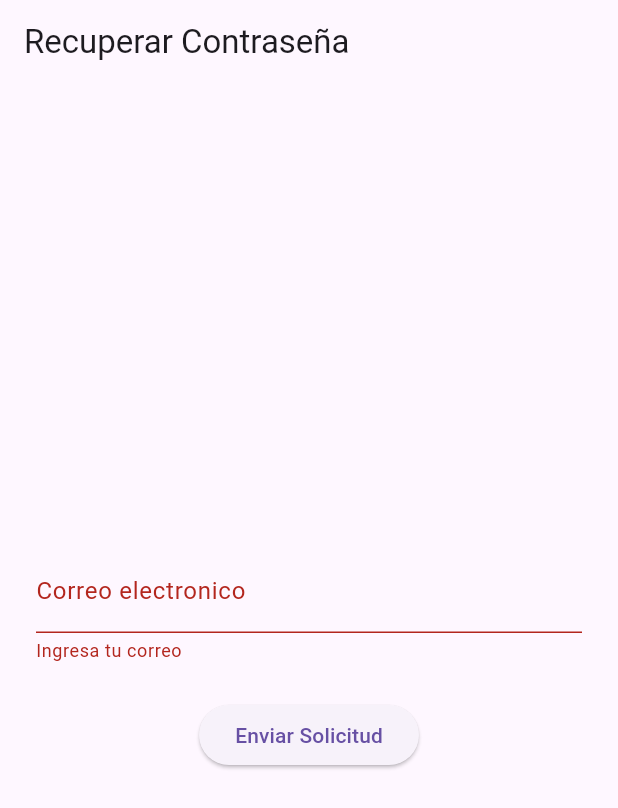
After one commit to ihc-team/Project2-IHC, a Flutter app: the ResetPasswordScreen screen opened by its route, after a tap on "Enviar Solicitud", on a phone screen of 412 x 824 dp. The commit adds this screen. Shown: the top 808 px of the screen. Run offline on Flutter 3.47's test engine with Material 3 defaults, Android fonts, the phone set to English and light mode, and no system bars; our stand-ins replace flutter_dotenv, go_router, supabase_flutter; accounts and stored records are empty.

Commit message:
Ahora el usuario ya puede solicitar recuperar contraseña

```diff
--- a/lib/router/app_router.dart
+++ b/lib/router/app_router.dart
@@ -5,6 +5,8 @@ import '../screens/login_screen.dart';
 import '../screens/register_screen.dart';
 import '../screens/movements_screen.dart';
 import '../screens/change_password_screen.dart';
+import '../screens/reset_password_screen.dart';
+
 
 
 final appRouter = GoRouter(
@@ -22,7 +24,8 @@ final appRouter = GoRouter(
     // Comprueba si el usuario intenta ir a una ruta publica
     final isGoingPublicAuth = state.matchedLocation == '/' ||
       state.matchedLocation == '/login' ||
-      state.matchedLocation == '/register';
+      state.matchedLocation == '/register' ||
+      state.matchedLocation == '/reset-password';
 
     // Si intenta ir a ruta privada sin iniciar sesion, vuelve al login
     if (session == null && isGoingPrivate) {
@@ -57,5 +60,9 @@ final appRouter = GoRouter(
       path: '/movements',
       builder: (context, state) => const MovementsScreen(),
     ),
+    GoRoute(
+      path: '/reset-password',
+      builder: (context, state) => const ResetPasswordScreen(),
+    ),
   ],
 );
--- a/lib/screens/login_screen.dart
+++ b/lib/screens/login_screen.dart
@@ -90,6 +90,13 @@ class _LoginScreenState extends State<LoginScreen> {
                 validator: (val) =>
                     val == null || val.length < 6 ? 'Mínimo 6 caracteres' : null,
               ),
+
+              const SizedBox(height: 16),
+              TextButton(
+                onPressed: () => context.push('/reset-password'),
+                child: const Text('¿Olvidaste tu contraseña?'),
+              ),
+
               const SizedBox(height: 24),
               _isLoading
                   ? const CircularProgressIndicator()
--- /dev/null
+++ b/lib/screens/reset_password_screen.dart
@@ -0,0 +1,92 @@
+import 'package:flutter/material.dart';
+import 'package:go_router/go_router.dart';
+import 'package:supabase_flutter/supabase_flutter.dart';
+import '../services/auth_service.dart';
+
+// Esto es para recuperar la contraseña del usuario, el usuario introduce su correo y se le envia un correo para recuperar su contraseña
+// Si el usuario no existe, se le envia un correo de todas formas
+// Si el usuario existe, se le envia un correo de todas formas
+// Si el usuario existe y tiene una sesion iniciada, se le envia un correo de todas formas
+class ResetPasswordScreen extends StatefulWidget {
+  const ResetPasswordScreen({super.key});
+
+  @override
+  State<ResetPasswordScreen> createState() => _ResetPasswordScreenState();
+}
+
+// En esta clase se maneja la logica de la pantalla de recuperación de contraseña
+class _ResetPasswordScreenState extends State<ResetPasswordScreen> {
+  final _formKey = GlobalKey<FormState>();
+  final _emailController = TextEditingController();
+  final _authService = AuthService();
+  bool _isLoading = false;
+
+  Future<void> _handleResetPassword() async {
+    if (!_formKey.currentState!.validate()) return;
+
+    setState(() => _isLoading = true);
+
+    try {
+      await _authService.resetPasswordForEmail(_emailController.text.trim());
+
+      if (mounted) {
+        ScaffoldMessenger.of(context).showSnackBar(
+          const SnackBar(
+            content: Text(
+              'Si el correo esta registrado, recibiras las instrucciones.',
+            ),
+          ),
+        );
+        context.go('/login'); // Regresa al Login tras solicitar la recuperación
+      }
+    } on AuthException catch (e) {
+      if (mounted) {
+        ScaffoldMessenger.of(context).showSnackBar(
+          SnackBar(content: Text(e.message), backgroundColor: Colors.red),
+        );
+      }
+    } finally {
+      if (mounted) setState(() => _isLoading = false);
+    }
+  }
+
+  @override
+  void dispose() {
+    _emailController.dispose();
+    super.dispose();
+  }
+
+  @override
+  Widget build(BuildContext context) {
+    return Scaffold(
+      appBar: AppBar(title: const Text('Recuperar Contraseña')),
+      body: Padding(
+        padding: const EdgeInsets.all(24.0),
+        child: Form(
+          key: _formKey,
+          child: Column(
+            mainAxisAlignment: MainAxisAlignment.center,
+            children: [
+              TextFormField(
+                controller: _emailController,
+                decoration: const InputDecoration(
+                  labelText: 'Correo electronico',
+                  hintText: 'Ingresa tu correo registrado',
+                ),
+                validator: (val) =>
+                    val == null || val.isEmpty ? 'Ingresa tu correo' : null,
+              ),
+              const SizedBox(height: 24),
+              _isLoading
+                  ? const CircularProgressIndicator()
+                  : ElevatedButton(
+                      onPressed: _handleResetPassword,
+                      child: const Text('Enviar Solicitud'),
+                    ),
+            ],
+          ),
+        ),
+      ),
+    );
+  }
+}
--- a/lib/services/auth_service.dart
+++ b/lib/services/auth_service.dart
@@ -42,4 +42,10 @@ class AuthService {
     );
   }
 
+  // Este metodo sirve para solicitar recuperación de contraseña
+  Future<void> resetPasswordForEmail(String email) async {
+    await _supabase.auth.resetPasswordForEmail(email);
+  }
+
+
 }
```
